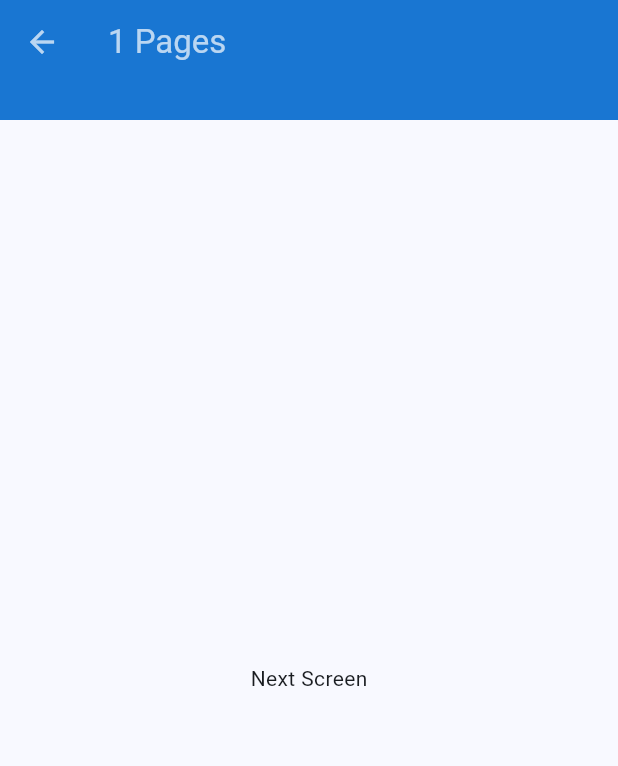
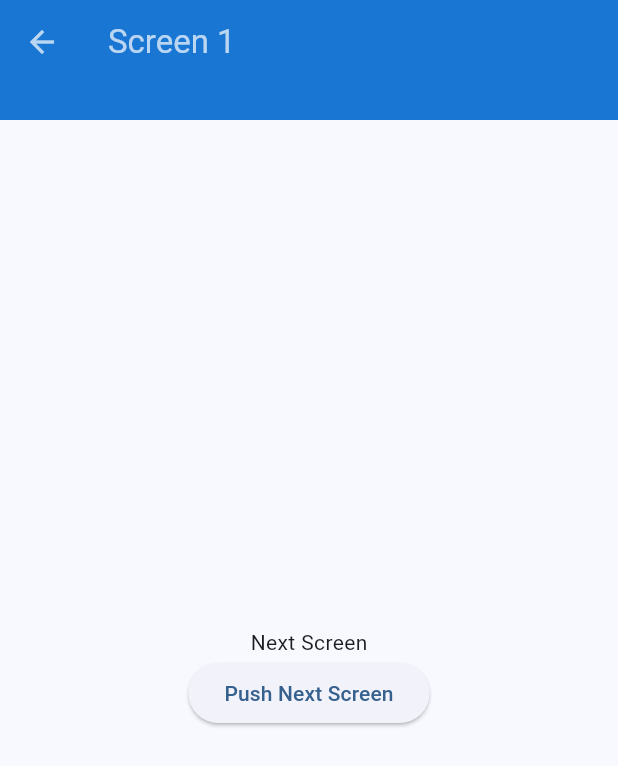
Before and after one commit to twinsunllc/navigation-example, a Flutter app: the screen it shows after launch, after a tap on "Push Next Screen", on a phone screen of 412 x 824 dp. Shown: the top 766 px of the screen. Run offline on Flutter 3.47's test engine with Material 3 defaults, Android fonts, the phone set to English and light mode, and no system bars; our stand-ins replace rxdart.

Commit message:
Adds pushing multiple screens

```diff
--- a/lib/bloc/navigation_bloc.dart
+++ b/lib/bloc/navigation_bloc.dart
@@ -14,4 +14,9 @@ class NavigationBloc {
   void pushToStack(Route route) {
     _stackSubject.add([..._stackSubject.value, route]);
   }
+
+  void popFromStack() {
+    final updatedStack = List<Route>.from(_stackSubject.value)..removeLast();
+    _stackSubject.add(updatedStack);
+  }
 }
--- a/lib/screens/home_screen.dart
+++ b/lib/screens/home_screen.dart
@@ -1,28 +1,20 @@
 import 'package:flutter/material.dart';
-import 'package:navigation_example/bloc/navigation_bloc.dart';
-import 'package:navigation_example/screens/next_screen.dart';
 import 'package:navigation_example/widgets/default_app_bar.dart';
+import 'package:navigation_example/widgets/push_screen_button.dart';
 
 class HomeScreen extends StatelessWidget {
   const HomeScreen({super.key});
 
   @override
   Widget build(BuildContext context) {
-    return Scaffold(
-      appBar: const DefaultAppBar(),
+    return const Scaffold(
+      appBar: DefaultAppBar(),
       body: Center(
         child: Column(
           mainAxisAlignment: MainAxisAlignment.center,
           children: [
-            const Text('Home'),
-            ElevatedButton(
-              onPressed: () {
-                final route = MaterialPageRoute(builder: (_) => const NextScreen());
-                NavigationBloc().pushToStack(route);
-                Navigator.of(context).push(route);
-              },
-              child: const Text('Push Next Screen'),
-            ),
+            Text('Home'),
+            PushScreenButton(),
           ],
         ),
       ),
--- a/lib/screens/next_screen.dart
+++ b/lib/screens/next_screen.dart
@@ -1,5 +1,6 @@
 import 'package:flutter/material.dart';
 import 'package:navigation_example/widgets/default_app_bar.dart';
+import 'package:navigation_example/widgets/push_screen_button.dart';
 
 class NextScreen extends StatelessWidget {
   const NextScreen({super.key});
@@ -9,7 +10,13 @@ class NextScreen extends StatelessWidget {
     return const Scaffold(
       appBar: DefaultAppBar(),
       body: Center(
-        child: Text('Next Screen'),
+        child: Column(
+          mainAxisAlignment: MainAxisAlignment.center,
+          children: [
+            Text('Next Screen'),
+            PushScreenButton(),
+          ],
+        ),
       ),
     );
   }
--- a/lib/widgets/default_app_bar.dart
+++ b/lib/widgets/default_app_bar.dart
@@ -6,6 +6,15 @@ class DefaultAppBar extends StatelessWidget implements PreferredSizeWidget {
 
   @override
   Size get preferredSize => const Size.fromHeight(80);
+
+  Widget _buildBackButton(BuildContext context) {
+    return BackButton(
+      onPressed: () {
+        NavigationBloc().popFromStack();
+        Navigator.of(context).pop();
+      },
+    );
+  }
 
   @override
   Widget build(BuildContext context) {
@@ -17,7 +26,12 @@ class DefaultAppBar extends StatelessWidget implements PreferredSizeWidget {
         final pageCount = stack.length;
 
         return AppBar(
-          title: Text('$pageCount Pages'),
+          leading: pageCount > 0 //
+              ? _buildBackButton(context)
+              : null,
+          title: pageCount > 0 //
+              ? Text('Screen $pageCount')
+              : const Text('Home Screen'),
         );
       },
     );
--- /dev/null
+++ b/lib/widgets/push_screen_button.dart
@@ -0,0 +1,19 @@
+import 'package:flutter/material.dart';
+import 'package:navigation_example/bloc/navigation_bloc.dart';
+import 'package:navigation_example/screens/next_screen.dart';
+
+class PushScreenButton extends StatelessWidget {
+  const PushScreenButton({super.key});
+
+  @override
+  Widget build(BuildContext context) {
+    return ElevatedButton(
+      onPressed: () {
+        final route = MaterialPageRoute(builder: (_) => const NextScreen());
+        NavigationBloc().pushToStack(route);
+        Navigator.of(context).push(route);
+      },
+      child: const Text('Push Next Screen'),
+    );
+  }
+}
```
